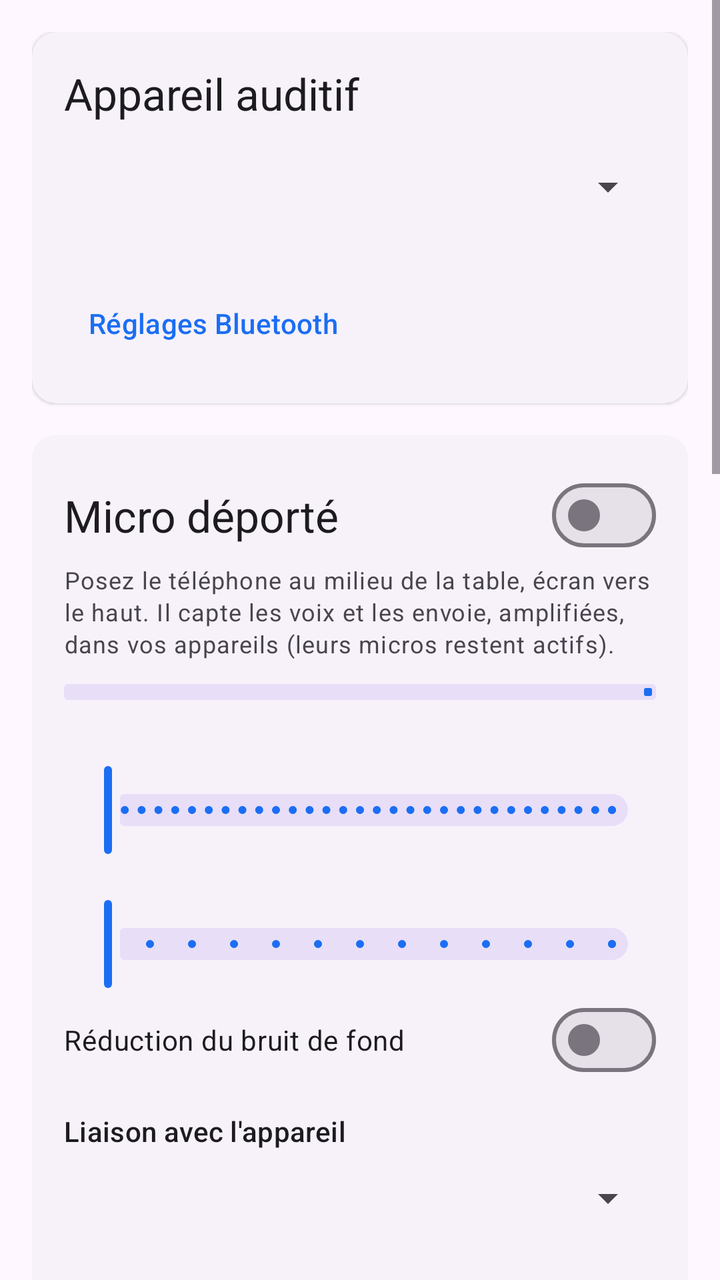
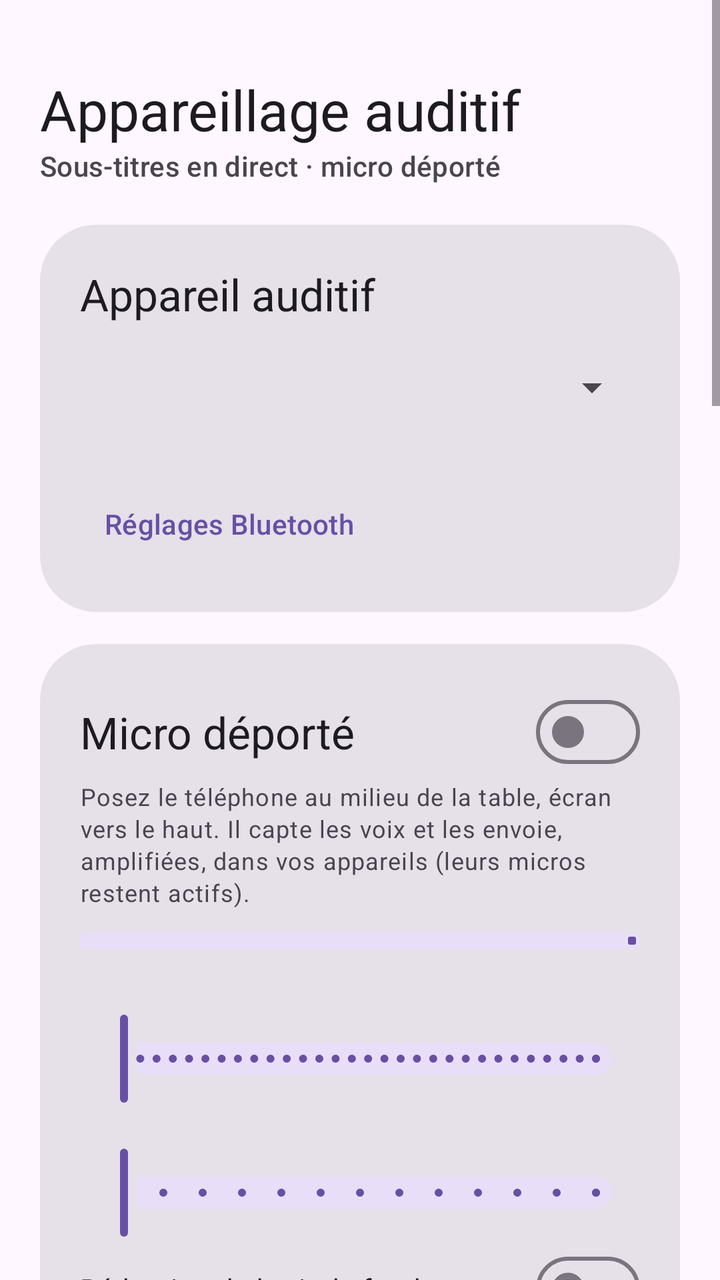

An Android layout rendered at two revisions. The XML below is the earlier revision; the diff shows what the commit changed to produce the second picture.
<!-- AndroidManifest.xml: application theme Theme.Appareillage -->
<!-- res/layout/activity_main.xml -->
<?xml version="1.0" encoding="utf-8"?>
<ScrollView xmlns:android="http://schemas.android.com/apk/res/android"
    xmlns:app="http://schemas.android.com/apk/res-auto"
    android:layout_width="match_parent"
    android:layout_height="match_parent"
    android:fillViewport="true">

    <LinearLayout
        android:layout_width="match_parent"
        android:layout_height="wrap_content"
        android:orientation="vertical"
        android:padding="16dp">

        <TextView
            android:id="@+id/statusText"
            android:layout_width="match_parent"
            android:layout_height="wrap_content"
            android:layout_marginBottom="12dp"
            android:background="?attr/colorErrorContainer"
            android:padding="12dp"
            android:textAppearance="?attr/textAppearanceBodyMedium"
            android:textColor="?attr/colorOnErrorContainer"
            android:visibility="gone" />

        
        <com.google.android.material.card.MaterialCardView style="@style/Card">

            <LinearLayout
                android:layout_width="match_parent"
                android:layout_height="wrap_content"
                android:orientation="vertical"
                android:padding="16dp">

                <TextView
                    style="@style/CardTitle"
                    android:layout_width="wrap_content"
                    android:layout_height="wrap_content"
                    android:text="Appareil auditif" />

                <Spinner
                    android:id="@+id/deviceSpinner"
                    android:layout_width="match_parent"
                    android:layout_height="48dp"
                    android:layout_marginTop="8dp" />

                <TextView
                    android:id="@+id/deviceInfo"
                    android:layout_width="match_parent"
                    android:layout_height="wrap_content"
                    android:layout_marginTop="4dp"
                    android:textAppearance="?attr/textAppearanceBodySmall" />

                <com.google.android.material.button.MaterialButton
                    android:id="@+id/bluetoothButton"
                    style="@style/Widget.Material3.Button.TextButton"
                    android:layout_width="wrap_content"
                    android:layout_height="wrap_content"
                    android:text="Réglages Bluetooth" />
            </LinearLayout>
        </com.google.android.material.card.MaterialCardView>

        
        <com.google.android.material.card.MaterialCardView style="@style/Card">

            <LinearLayout
                android:layout_width="match_parent"
                android:layout_height="wrap_content"
                android:orientation="vertical"
                android:padding="16dp">

                <com.google.android.material.materialswitch.MaterialSwitch
                    android:id="@+id/remoteSwitch"
                    android:layout_width="match_parent"
                    android:layout_height="wrap_content"
                    android:text="Micro déporté"
                    android:textAppearance="@style/CardTitle" />

                <TextView
                    android:layout_width="match_parent"
                    android:layout_height="wrap_content"
                    android:text="Posez le téléphone au milieu de la table, écran vers le haut. Il capte les voix et les envoie, amplifiées, dans vos appareils (leurs micros restent actifs)."
                    android:textAppearance="?attr/textAppearanceBodySmall" />

                <com.google.android.material.progressindicator.LinearProgressIndicator
                    android:id="@+id/levelMeter"
                    android:layout_width="match_parent"
                    android:layout_height="wrap_content"
                    android:layout_marginTop="12dp"
                    android:max="100"
                    app:trackThickness="8dp" />

                <TextView
                    android:id="@+id/linkText"
                    android:layout_width="match_parent"
                    android:layout_height="wrap_content"
                    android:layout_marginTop="8dp"
                    android:textAppearance="?attr/textAppearanceBodyMedium"
                    android:visibility="gone" />

                <TextView
                    android:id="@+id/gainLabel"
                    android:layout_width="wrap_content"
                    android:layout_height="wrap_content"
                    android:layout_marginTop="12dp"
                    android:textAppearance="?attr/textAppearanceLabelLarge" />

                <com.google.android.material.slider.Slider
                    android:id="@+id/gainSlider"
                    android:layout_width="match_parent"
                    android:layout_height="wrap_content"
                    android:stepSize="1"
                    android:valueFrom="0"
                    android:valueTo="30" />

                <TextView
                    android:id="@+id/clarityLabel"
                    android:layout_width="wrap_content"
                    android:layout_height="wrap_content"
                    android:textAppearance="?attr/textAppearanceLabelLarge" />

                <com.google.android.material.slider.Slider
                    android:id="@+id/claritySlider"
                    android:layout_width="match_parent"
                    android:layout_height="wrap_content"
                    android:stepSize="1"
                    android:valueFrom="0"
                    android:valueTo="12" />

                <com.google.android.material.materialswitch.MaterialSwitch
                    android:id="@+id/noiseSwitch"
                    android:layout_width="match_parent"
                    android:layout_height="wrap_content"
                    android:text="Réduction du bruit de fond" />

                <TextView
                    android:layout_width="wrap_content"
                    android:layout_height="wrap_content"
                    android:layout_marginTop="12dp"
                    android:text="Liaison avec l'appareil"
                    android:textAppearance="?attr/textAppearanceLabelLarge" />

                <Spinner
                    android:id="@+id/linkSpinner"
                    android:layout_width="match_parent"
                    android:layout_height="48dp" />

                <TextView
                    android:id="@+id/linkHelp"
                    android:layout_width="match_parent"
                    android:layout_height="wrap_content"
                    android:textAppearance="?attr/textAppearanceBodySmall" />

                <TextView
                    android:layout_width="wrap_content"
                    android:layout_height="wrap_content"
                    android:layout_marginTop="8dp"
                    android:text="Tampon audio"
                    android:textAppearance="?attr/textAppearanceLabelLarge" />

                <Spinner
                    android:id="@+id/bufferSpinner"
                    android:layout_width="match_parent"
                    android:layout_height="48dp" />

                <TextView
                    android:layout_width="wrap_content"
                    android:layout_height="wrap_content"
                    android:layout_marginTop="8dp"
                    android:text="Type de micro"
                    android:textAppearance="?attr/textAppearanceLabelLarge" />

                <Spinner
                    android:id="@+id/micSpinner"
                    android:layout_width="match_parent"
                    android:layout_height="48dp" />
            </LinearLayout>
        </com.google.android.material.card.MaterialCardView>

        
        <com.google.android.material.card.MaterialCardView style="@style/Card">

            <LinearLayout
                android:layout_width="match_parent"
                android:layout_height="wrap_content"
                android:orientation="vertical"
                android:padding="16dp">

                <com.google.android.material.materialswitch.MaterialSwitch
                    android:id="@+id/captionsSwitch"
                    android:layout_width="match_parent"
                    android:layout_height="wrap_content"
                    android:text="Sous-titres en direct"
                    android:textAppearance="@style/CardTitle" />

                <TextView
                    android:id="@+id/captionInfo"
                    android:layout_width="match_parent"
                    android:layout_height="wrap_content"
                    android:textAppearance="?attr/textAppearanceBodySmall"
                    android:textColor="?attr/colorError"
                    android:visibility="gone" />

                <TextView
                    android:id="@+id/transcript"
                    android:layout_width="match_parent"
                    android:layout_height="wrap_content"
                    android:layout_marginTop="8dp"
                    android:background="?attr/colorSurfaceContainerHighest"
                    android:gravity="bottom"
                    android:minHeight="160dp"
                    android:padding="12dp"
                    android:textIsSelectable="true" />

                <LinearLayout
                    android:layout_width="match_parent"
                    android:layout_height="wrap_content"
                    android:orientation="horizontal">

                    <com.google.android.material.button.MaterialButton
                        android:id="@+id/fullscreenButton"
                        style="@style/Widget.Material3.Button.TonalButton"
                        android:layout_width="0dp"
                        android:layout_height="wrap_content"
                        android:layout_marginEnd="8dp"
                        android:layout_weight="1"
                        android:text="Plein écran" />

                    <com.google.android.material.button.MaterialButton
                        android:id="@+id/shareButton"
                        style="@style/Widget.Material3.Button.TextButton"
                        android:layout_width="wrap_content"
                        android:layout_height="wrap_content"
                        android:text="Partager" />

                    <com.google.android.material.button.MaterialButton
                        android:id="@+id/clearButton"
                        style="@style/Widget.Material3.Button.TextButton"
                        android:layout_width="wrap_content"
                        android:layout_height="wrap_content"
                        android:text="Effacer" />
                </LinearLayout>

                <TextView
                    android:layout_width="wrap_content"
                    android:layout_height="wrap_content"
                    android:layout_marginTop="12dp"
                    android:text="Micro utilisé (quand le micro déporté est coupé)"
                    android:textAppearance="?attr/textAppearanceLabelLarge" />

                <RadioGroup
                    android:id="@+id/sourceGroup"
                    android:layout_width="match_parent"
                    android:layout_height="wrap_content">

                    <RadioButton
                        android:id="@+id/sourcePhone"
                        android:layout_width="match_parent"
                        android:layout_height="wrap_content"
                        android:text="Micro du téléphone" />

                    <RadioButton
                        android:id="@+id/sourceAid"
                        android:layout_width="match_parent"
                        android:layout_height="wrap_content"
                        android:text="Micros de l'appareil auditif (ce que vous entendez)" />
                </RadioGroup>

                <TextView
                    android:layout_width="wrap_content"
                    android:layout_height="wrap_content"
                    android:layout_marginTop="8dp"
                    android:text="Langue"
                    android:textAppearance="?attr/textAppearanceLabelLarge" />

                <Spinner
                    android:id="@+id/languageSpinner"
                    android:layout_width="match_parent"
                    android:layout_height="48dp" />

                <com.google.android.material.materialswitch.MaterialSwitch
                    android:id="@+id/offlineSwitch"
                    android:layout_width="match_parent"
                    android:layout_height="wrap_content"
                    android:text="Hors connexion si possible (plus privé)" />

                <TextView
                    android:id="@+id/textSizeLabel"
                    android:layout_width="wrap_content"
                    android:layout_height="wrap_content"
                    android:layout_marginTop="8dp"
                    android:textAppearance="?attr/textAppearanceLabelLarge" />

                <com.google.android.material.slider.Slider
                    android:id="@+id/textSizeSlider"
                    android:layout_width="match_parent"
                    android:layout_height="wrap_content"
                    android:stepSize="2"
                    android:valueFrom="16"
                    android:valueTo="56" />
            </LinearLayout>
        </com.google.android.material.card.MaterialCardView>

        
        <com.google.android.material.card.MaterialCardView style="@style/Card">

            <LinearLayout
                android:layout_width="match_parent"
                android:layout_height="wrap_content"
                android:orientation="vertical"
                android:padding="16dp">

                <TextView
                    style="@style/CardTitle"
                    android:layout_width="wrap_content"
                    android:layout_height="wrap_content"
                    android:text="Pourquoi cette application ?" />

                <TextView
                    android:layout_width="match_parent"
                    android:layout_height="wrap_content"
                    android:layout_marginTop="4dp"
                    android:text="Les fonctions « appareil auditif » d'Android ne s'activent qu'avec les appareils utilisant les protocoles ASHA ou Bluetooth LE Audio. Beaucoup d'appareils (dont la plupart des Phonak) se connectent en Bluetooth classique : Android les voit comme de simples écouteurs. Cette application fonctionne avec n'importe quelle sortie audio : elle fait elle-même la transcription et l'amplification."
                    android:textAppearance="?attr/textAppearanceBodySmall" />

                <com.google.android.material.button.MaterialButton
                    android:id="@+id/liveTranscribeButton"
                    style="@style/Widget.Material3.Button.TextButton"
                    android:layout_width="wrap_content"
                    android:layout_height="wrap_content"
                    android:text="Ouvrir Transcription instantanée (Google)"
                    android:visibility="gone" />
            </LinearLayout>
        </com.google.android.material.card.MaterialCardView>
    </LinearLayout>
</ScrollView>
<!-- resources referenced by this layout -->
<resources>
  <style name="Card" parent="Widget.Material3.CardView.Elevated">
          <item name="android:layout_width">match_parent</item>
          <item name="android:layout_height">wrap_content</item>
          <item name="android:layout_marginBottom">16dp</item>
      </style>
  <style name="CardTitle" parent="TextAppearance.Material3.TitleLarge" />
  <style name="Theme.Appareillage" parent="Theme.Material3.DayNight">
          <item name="colorPrimary">@color/brand</item>
      </style>
  <color name="brand">#1B6EF3</color>
</resources>

<!-- the commit's change to res/layout/activity_main.xml (unified diff, before → after) -->
@@ -1,5 +1,6 @@
 <?xml version="1.0" encoding="utf-8"?>
 <ScrollView xmlns:android="http://schemas.android.com/apk/res/android"
+    android:id="@+id/root"
     xmlns:app="http://schemas.android.com/apk/res-auto"
     android:layout_width="match_parent"
     android:layout_height="match_parent"
@@ -9,7 +10,23 @@
         android:layout_width="match_parent"
         android:layout_height="wrap_content"
         android:orientation="vertical"
-        android:padding="16dp">
+        android:padding="20dp">
+
+        <TextView
+            android:layout_width="match_parent"
+            android:layout_height="wrap_content"
+            android:layout_marginTop="16dp"
+            android:text="@string/app_name"
+            android:textAppearance="?attr/appHeaderAppearance"
+            android:textColor="?attr/colorOnSurface" />
+
+        <TextView
+            android:layout_width="match_parent"
+            android:layout_height="wrap_content"
+            android:layout_marginBottom="20dp"
+            android:text="Sous-titres en direct · micro déporté"
+            android:textAppearance="?attr/textAppearanceLabelLarge"
+            android:textColor="?attr/colorOnSurfaceVariant" />
 
         <TextView
             android:id="@+id/statusText"
@@ -23,16 +40,20 @@
             android:visibility="gone" />
 
         
-        <com.google.android.material.card.MaterialCardView style="@style/Card">
+        <com.google.android.material.card.MaterialCardView
+            style="?attr/appCardStyle"
+            android:layout_width="match_parent"
+            android:layout_height="wrap_content"
+            android:layout_marginBottom="16dp">
 
             <LinearLayout
                 android:layout_width="match_parent"
                 android:layout_height="wrap_content"
                 android:orientation="vertical"
-                android:padding="16dp">
-
-                <TextView
-                    style="@style/CardTitle"
+                android:padding="20dp">
+
+                <TextView
+                    android:textAppearance="?attr/appCardTitleAppearance"
                     android:layout_width="wrap_content"
                     android:layout_height="wrap_content"
                     android:text="Appareil auditif" />
@@ -60,20 +81,24 @@
         </com.google.android.material.card.MaterialCardView>
 
         
-        <com.google.android.material.card.MaterialCardView style="@style/Card">
+        <com.google.android.material.card.MaterialCardView
+            style="?attr/appCardStyle"
+            android:layout_width="match_parent"
+            android:layout_height="wrap_content"
+            android:layout_marginBottom="16dp">
 
             <LinearLayout
                 android:layout_width="match_parent"
                 android:layout_height="wrap_content"
                 android:orientation="vertical"
-                android:padding="16dp">
+                android:padding="20dp">
 
                 <com.google.android.material.materialswitch.MaterialSwitch
                     android:id="@+id/remoteSwitch"
                     android:layout_width="match_parent"
                     android:layout_height="wrap_content"
                     android:text="Micro déporté"
-                    android:textAppearance="@style/CardTitle" />
+                    android:textAppearance="?attr/appCardTitleAppearance" />
 
                 <TextView
                     android:layout_width="match_parent"
@@ -177,20 +202,24 @@
         </com.google.android.material.card.MaterialCardView>
 
         
-        <com.google.android.material.card.MaterialCardView style="@style/Card">
+        <com.google.android.material.card.MaterialCardView
+            style="?attr/appCardStyle"
+            android:layout_width="match_parent"
+            android:layout_height="wrap_content"
+            android:layout_marginBottom="16dp">
 
             <LinearLayout
                 android:layout_width="match_parent"
                 android:layout_height="wrap_content"
                 android:orientation="vertical"
-                android:padding="16dp">
+                android:padding="20dp">
 
                 <com.google.android.material.materialswitch.MaterialSwitch
                     android:id="@+id/captionsSwitch"
                     android:layout_width="match_parent"
                     android:layout_height="wrap_content"
                     android:text="Sous-titres en direct"
-                    android:textAppearance="@style/CardTitle" />
+                    android:textAppearance="?attr/appCardTitleAppearance" />
 
                 <TextView
                     android:id="@+id/captionInfo"
@@ -301,16 +330,69 @@
         </com.google.android.material.card.MaterialCardView>
 
         
-        <com.google.android.material.card.MaterialCardView style="@style/Card">
+        <com.google.android.material.card.MaterialCardView
+            style="?attr/appCardStyle"
+            android:layout_width="match_parent"
+            android:layout_height="wrap_content"
+            android:layout_marginBottom="16dp">
 
             <LinearLayout
                 android:layout_width="match_parent"
                 android:layout_height="wrap_content"
                 android:orientation="vertical"
-                android:padding="16dp">
-
-                <TextView
-                    style="@style/CardTitle"
+                android:padding="20dp">
+
+                <TextView
+                    android:layout_width="wrap_content"
+                    android:layout_height="wrap_content"
+                    android:text="Apparence"
+                    android:textAppearance="?attr/appCardTitleAppearance" />
+
+                <TextView
+                    android:layout_width="wrap_content"
+                    android:layout_height="wrap_content"
+                    android:layout_marginTop="12dp"
+                    android:text="Thème"
+                    android:textAppearance="?attr/textAppearanceLabelLarge" />
+
+                <com.google.android.material.chip.ChipGroup
+                    android:id="@+id/themeChips"
+                    android:layout_width="match_parent"
+                    android:layout_height="wrap_content"
+                    app:selectionRequired="true"
+                    app:singleSelection="true" />
+
+                <TextView
+                    android:layout_width="wrap_content"
+                    android:layout_height="wrap_content"
+                    android:layout_marginTop="8dp"
+                    android:text="Mode"
+                    android:textAppearance="?attr/textAppearanceLabelLarge" />
+
+                <com.google.android.material.chip.ChipGroup
+                    android:id="@+id/nightChips"
+                    android:layout_width="match_parent"
+                    android:layout_height="wrap_content"
+                    app:selectionRequired="true"
+                    app:singleSelection="true" />
+            </LinearLayout>
+        </com.google.android.material.card.MaterialCardView>
+
+        
+        <com.google.android.material.card.MaterialCardView
+            style="?attr/appCardStyle"
+            android:layout_width="match_parent"
+            android:layout_height="wrap_content"
+            android:layout_marginBottom="16dp">
+
+            <LinearLayout
+                android:layout_width="match_parent"
+                android:layout_height="wrap_content"
+                android:orientation="vertical"
+                android:padding="20dp">
+
+                <TextView
+                    android:textAppearance="?attr/appCardTitleAppearance"
                     android:layout_width="wrap_content"
                     android:layout_height="wrap_content"
                     android:text="Pourquoi cette application ?" />
<!-- resource entries referenced after the edit -->
@@ -1,14 +1,17 @@
 <!-- resources referenced by this layout -->
 <resources>
-  <style name="Card" parent="Widget.Material3.CardView.Elevated">
-          <item name="android:layout_width">match_parent</item>
-          <item name="android:layout_height">wrap_content</item>
-          <item name="android:layout_marginBottom">16dp</item>
+  <string name="app_name">Appareillage auditif</string>
+  <style name="Theme.Appareillage" parent="Theme.Material3.DayNight.NoActionBar">
+          <item name="appCardStyle">@style/Card.Material</item>
+          <item name="appCardTitleAppearance">@style/TextAppearance.App.CardTitle</item>
+          <item name="appHeaderAppearance">@style/TextAppearance.App.Header</item>
+          <item name="android:statusBarColor">@android:color/transparent</item>
+          <item name="android:navigationBarColor">@android:color/transparent</item>
       </style>
-  <style name="CardTitle" parent="TextAppearance.Material3.TitleLarge" />
-  <style name="Theme.Appareillage" parent="Theme.Material3.DayNight">
-          <item name="colorPrimary">@color/brand</item>
+  <style name="Card.Material" parent="Widget.Material3.CardView.Filled">
+          <item name="cardCornerRadius">28dp</item>
       </style>
-  <color name="brand">#1B6EF3</color>
+  <style name="TextAppearance.App.CardTitle" parent="TextAppearance.Material3.TitleLarge" />
+  <style name="TextAppearance.App.Header" parent="TextAppearance.Material3.HeadlineMedium" />
 </resources>
 
